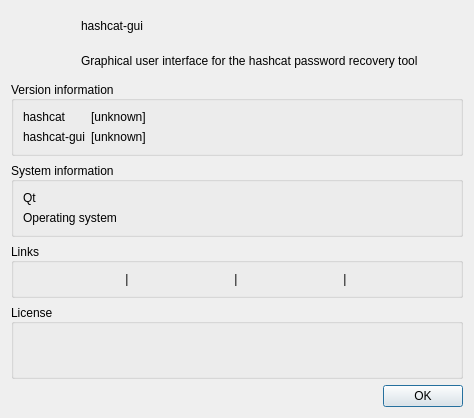
This is src/aboutdialog.ui in rgroesslinger/hashcat-gui as Qt 5 draws it before an edit. The edited form follows.
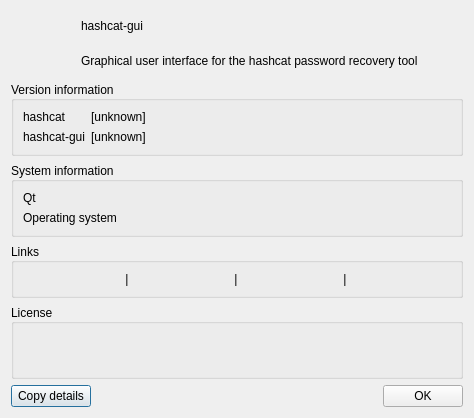
This is the edited form.

Commit message:
Copy the details a bug report needs from the About dialog
The versions of the application, of the toolkit and of the system, and the
hashcat in use, are the first thing a report needs. Reading them off the
screen and typing them was the alternative.

Patch:
```diff
--- a/src/aboutdialog.ui
+++ b/src/aboutdialog.ui
@@ -374,6 +374,13 @@
    </item>
    <item>
     <layout class="QHBoxLayout" name="horizontalLayout_3">
+     <item>
+      <widget class="QPushButton" name="pushButton_copy_details">
+       <property name="text">
+        <string>Copy details</string>
+       </property>
+      </widget>
+     </item>
      <item>
       <spacer name="horizontalSpacer_2">
        <property name="orientation">
```
The commit also changes 3 other files.
